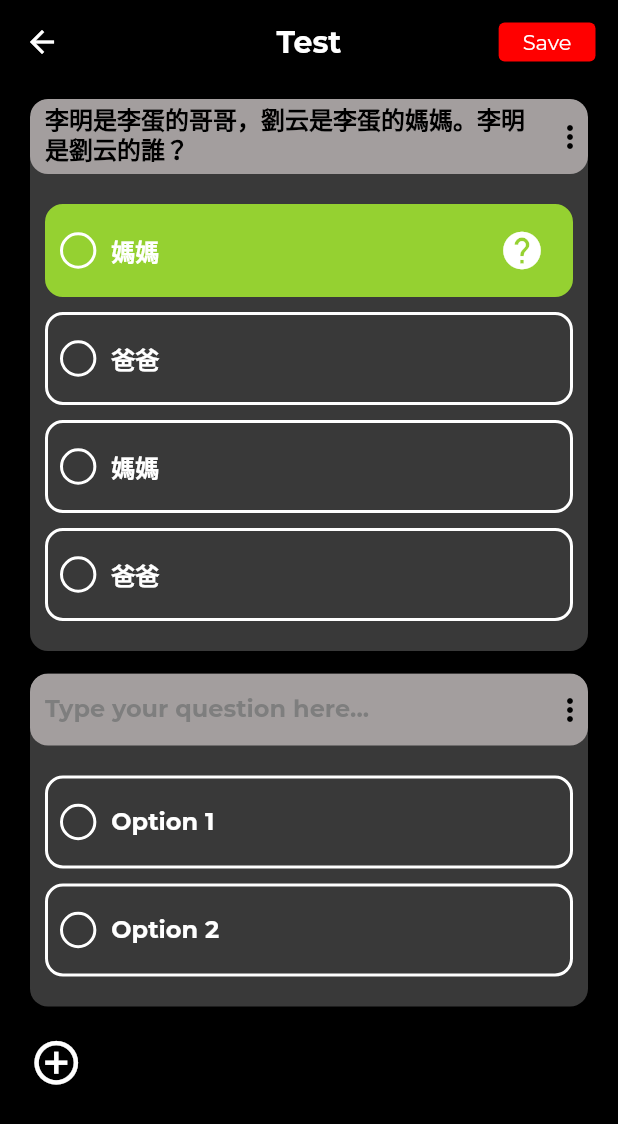
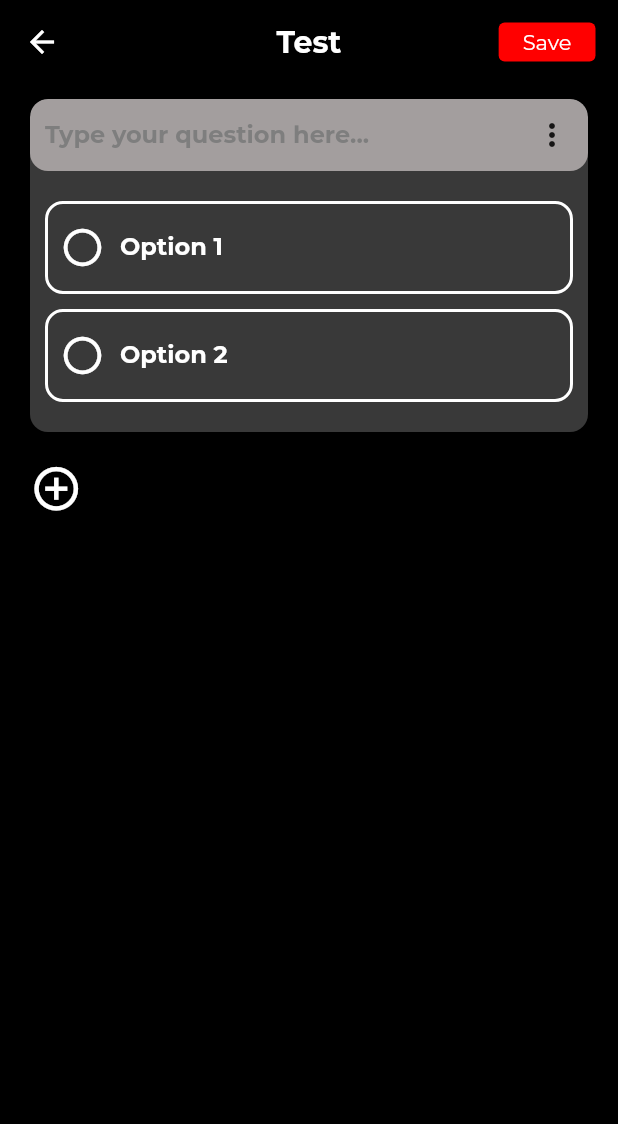
Before and after one commit to ShahrearBinAmin/ricciwawa, a Flutter app: the PostScreeen screen opened directly, after a tap on "Add Quiz", on a phone screen of 412 x 824 dp. Shown: the top 1124 px of the screen. Run offline on Flutter 3.47's test engine with Material 2 defaults, Android fonts, the phone set to English and light mode, and no system bars; our stand-ins replace bloc, flutter_bloc.

Commit message:
git status

```diff
--- a/lib/constants.dart
+++ b/lib/constants.dart
@@ -17,3 +17,5 @@ const double kDefaultPadding = 20.0;
 const double kBorderWidth = 3.0;
 
 enum Status { CORRECT, WRONG, CHECK_DISABLED, CHECK_ENABLED }
+
+enum CardAction { Duplicate, Delete }
--- a/lib/data/models/question.dart
+++ b/lib/data/models/question.dart
@@ -24,6 +24,33 @@ class Question {
   void addOption(Option option) {
     options.add(option);
   }
+
+  Question copyWith({
+    String? questionId,
+    String? questionText,
+    String? correctOptionId,
+    String? correctOptionName,
+    String? explanation,
+    int? position,
+    bool? shuffleOption,
+    List<Option>? options,
+  }) {
+    return Question(
+      questionId: questionId ?? this.questionId,
+      questionText: questionText ?? this.questionText,
+      correctOptionId: correctOptionId ?? this.correctOptionId,
+      correctOptionName: correctOptionName ?? this.correctOptionName,
+      explanation: explanation ?? this.explanation,
+      position: position ?? this.position,
+      shuffleOption: shuffleOption ?? this.shuffleOption,
+      options: options ?? this.options.map((e) => e.copyWith()).toList(),
+    );
+  }
+
+  @override
+  String toString() {
+    return 'Question(questionId: $questionId, questionText: $questionText, correctOptionId: $correctOptionId, correctOptionName: $correctOptionName, explanation: $explanation, position: $position, shuffleOption: $shuffleOption, options: $options)';
+  }
 }
 
 class OptionStat {
@@ -35,6 +62,23 @@ class OptionStat {
     this.percentage = 0,
     this.answeredUsersCount = 0,
   });
+
+  OptionStat copyWith({
+    List<User>? answeredUsers,
+    double? percentage,
+    int? answeredUsersCount,
+  }) {
+    return OptionStat(
+      answeredUsers:
+          answeredUsers ?? this.answeredUsers.map((e) => e.copyWith()).toList(),
+      percentage: percentage ?? this.percentage,
+      answeredUsersCount: answeredUsersCount ?? this.answeredUsersCount,
+    );
+  }
+
+  @override
+  String toString() =>
+      'OptionStat(answeredUsers: $answeredUsers, percentage: $percentage, answeredUsersCount: $answeredUsersCount)';
 }
 
 class Option {
@@ -47,4 +91,21 @@ class Option {
       required this.optionName,
       required this.optionText,
       required this.optionStat});
+
+  Option copyWith(
+      {String? optionId,
+      String? optionName,
+      String? optionText,
+      OptionStat? optionStat}) {
+    return Option(
+      optionId: optionId ?? this.optionId,
+      optionName: optionName ?? this.optionName,
+      optionText: optionText ?? this.optionText,
+      optionStat: optionStat ?? this.optionStat,
+    );
+  }
+
+  @override
+  String toString() =>
+      'Option(optionId: $optionId, optionName: $optionName, optionText: $optionText)';
 }
--- a/lib/data/models/quiz.dart
+++ b/lib/data/models/quiz.dart
@@ -16,4 +16,18 @@ class Quiz {
   void addQuestion(Question question) {
     questions.add(question);
   }
+
+  Quiz copyWith({
+    String? quizId,
+    String? postId,
+    String? creatorId,
+    List<Question>? questions,
+  }) {
+    return Quiz(
+      quizId: quizId ?? this.quizId,
+      postId: postId ?? this.postId,
+      creatorId: creatorId ?? this.creatorId,
+      questions: questions ?? this.questions.map((e) => e.copyWith()).toList(),
+    );
+  }
 }
--- a/lib/main.dart
+++ b/lib/main.dart
@@ -25,7 +25,7 @@ class MyApp extends StatelessWidget {
       theme: ThemeData(fontFamily: "Montserrat"),
       home: BlocProvider(
         create: (context) => QuizInfoBloc(QuizInfoRepository()),
-        child: QuizScreen(),
+        child: CreateQuiz(),
       ),
     );
   }
--- a/lib/screens/create_quiz/components/input_option.dart
+++ b/lib/screens/create_quiz/components/input_option.dart
@@ -1,17 +1,28 @@
 import 'package:flutter/material.dart';
 import 'package:ricciwawa/constants.dart';
+import 'package:ricciwawa/data/models/question.dart';
 import 'package:ricciwawa/screens/explanation/explanation.dart';
 
 class InputOption extends StatefulWidget {
-  final String optionId;
-  final String optionText;
+  String optionHintText;
+  Option option;
   bool correctOption;
+  bool setDefaultValues;
+  Function onSelectCorrectOption;
+  Function addNewOption;
+  int currentIndex;
+  int totalOptions;
 
   InputOption(
       {Key? key,
-      required this.optionId,
-      required this.optionText,
-      this.correctOption = false})
+      required this.optionHintText,
+      required this.option,
+      this.correctOption = false,
+      this.setDefaultValues = false,
+      required this.onSelectCorrectOption,
+      required this.currentIndex,
+      required this.totalOptions,
+      required this.addNewOption})
       : super(key: key);
 
   @override
@@ -19,6 +30,15 @@ class InputOption extends StatefulWidget {
 }
 
 class _InputOptionState extends State<InputOption> {
+  late TextEditingController _controller;
+  @override
+  void initState() {
+    _controller = TextEditingController(
+        text: widget.setDefaultValues ? widget.option.optionText : '');
+
+    super.initState();
+  }
+
   @override
   Widget build(BuildContext context) {
     return Container(
@@ -31,30 +51,64 @@ class _InputOptionState extends State<InputOption> {
               width: 2)),
       child: Row(
         children: [
-          Container(
-            padding: EdgeInsets.all(8),
-            decoration: BoxDecoration(
-                shape: BoxShape.circle,
-                border: Border.all(color: Colors.white, width: 2)),
-            child: InkWell(
-              child: Text(
-                widget.optionId,
-                textAlign: TextAlign.center,
-                style: TextStyle(
-                    fontWeight: FontWeight.bold,
-                    color: Colors.white,
-                    fontSize: 15),
+          if (widget.correctOption) ...[
+            InkWell(
+              onTap: () {
+                widget.onSelectCorrectOption(widget.option.optionName);
+              },
+              child: Icon(
+                Icons.check_circle_outline,
+                color: Colors.white,
+                size: 30,
               ),
-            ),
-          ),
+            )
+          ] else ...[
+            // Container(
+            //   padding: EdgeInsets.all(8),
+            //   decoration: BoxDecoration(
+            //       shape: BoxShape.circle,
+            //       border: Border.all(color: Colors.white, width: 2)),
+            //   child: InkWell(
+            //     child: Text(
+            //       " ",
+            //       textAlign: TextAlign.center,
+            //       style: TextStyle(
+            //           fontWeight: FontWeight.bold,
+            //           color: Colors.white,
+            //           fontSize: 15),
+            //     ),
+            //   ),
+            // )
+            InkWell(
+              onTap: () {
+                widget.onSelectCorrectOption(widget.option.optionName);
+              },
+              child: Icon(
+                Icons.circle_outlined,
+                color: Colors.white,
+                size: 30,
+              ),
+            )
+          ],
           SizedBox(
             width: 10,
           ),
           Expanded(
             child: TextField(
               style: TextStyle(color: Colors.white),
+              controller: _controller,
+              onChanged: (String text) {
+                widget.option.optionText = text;
+              },
+              onEditingComplete: () {},
+              onSubmitted: (String text) {
+                if (widget.currentIndex == widget.totalOptions - 1 &&
+                    widget.totalOptions <= 5) {
+                  widget.addNewOption();
+                }
+              },
               decoration: InputDecoration(
-                  hintText: widget.optionText,
+                  hintText: widget.optionHintText,
                   border: InputBorder.none,
                   suffixIcon: widget.correctOption
                       ? InkWell(
@@ -77,4 +131,10 @@ class _InputOptionState extends State<InputOption> {
       ),
     );
   }
+
+  @override
+  void dispose() {
+    _controller.dispose();
+    super.dispose();
+  }
 }
--- a/lib/screens/create_quiz/create_quiz_screen.dart
+++ b/lib/screens/create_quiz/create_quiz_screen.dart
@@ -1,10 +1,39 @@
 import 'package:flutter/material.dart';
 import 'package:ricciwawa/constants.dart';
+import 'package:ricciwawa/data/models/question.dart';
+import 'package:ricciwawa/utils/util.dart';
 
 import 'components/input_option.dart';
 
-class CreateQuiz extends StatelessWidget {
+class CreateQuiz extends StatefulWidget {
   const CreateQuiz({Key? key}) : super(key: key);
+
+  @override
+  _CreateQuizState createState() => _CreateQuizState();
+}
+
+class _CreateQuizState extends State<CreateQuiz> {
+  List<Question> _questions = [
+    generateQuestion(1),
+  ];
+
+  void onDeleteQuestion(String questionId) {
+    setState(() {
+      _questions = _questions
+          .where((element) => element.questionId != questionId)
+          .toList();
+    });
+  }
+
+  void onDuplicateQuestion(String questionId) {
+    Question currentQuestion =
+        _questions.firstWhere((element) => element.questionId == questionId);
+    Question _copiedQuestion = currentQuestion.copyWith(
+        questionId: (_questions.length + 1).toString());
+    _questions.add(_copiedQuestion);
+
+    setState(() {});
+  }
 
   @override
   Widget build(BuildContext context) {
@@ -26,7 +55,11 @@ class CreateQuiz extends StatelessWidget {
             padding: EdgeInsets.symmetric(vertical: 15),
             margin: EdgeInsets.symmetric(horizontal: 15),
             child: ElevatedButton(
-              onPressed: () {},
+              onPressed: () {
+                for (var q in _questions) {
+                  print(q);
+                }
+              },
               child: Text("Save",
                   style: Theme.of(context).textTheme.bodyText1?.copyWith(
                       color: Colors.white, fontWeight: FontWeight.w500)),
@@ -35,125 +68,92 @@ class CreateQuiz extends StatelessWidget {
           ),
         ],
       ),
-      body: Container(
+      body: SingleChildScrollView(
+        child: Container(
           padding: EdgeInsets.symmetric(vertical: 10, horizontal: 10),
           margin: EdgeInsets.symmetric(horizontal: 10),
           child: Column(
             children: [
-            CreatedQuestionCard(),
+              // CreatedQuestionCard(),
+              // SizedBox(
+              //   height: 15,
+              // ),
+              ListView.separated(
+                  shrinkWrap: true,
+                  physics: NeverScrollableScrollPhysics(),
+                  scrollDirection: Axis.vertical,
+                  itemBuilder: (BuildContext context, int index) {
+                    return CreationQuestionCard(
+                      question: _questions[index],
+                      onDelete: onDeleteQuestion,
+                      onDuplicate: onDuplicateQuestion,
+                    );
+                  },
+                  separatorBuilder: (BuildContext context, int index) =>
                       SizedBox(
                         height: 15,
                       ),
-            CreationQuestionCard(),
+                  itemCount: _questions.length),
               SizedBox(
                 height: 20,
               ),
               Row(
                 children: [
-                Icon(
+                  InkWell(
+                    onTap: () {
+                      _questions.add(generateQuestion(_questions.length + 1));
+                      setState(() {});
+                    },
+                    child: Icon(
                       Icons.add_circle_outline,
                       color: Colors.white,
                       size: 35,
+                    ),
                   ),
                 ],
               ),
             ],
           ),
         ),
-    );
-  }
-}
-
-class CreatedQuestionCard extends StatelessWidget {
-  const CreatedQuestionCard({
-    Key? key,
-  }) : super(key: key);
-
-  @override
-  Widget build(BuildContext context) {
-    TextEditingController _textEditingController = TextEditingController();
-    _textEditingController.text = "李明是李蛋的哥哥，劉云是李蛋的媽媽。李明是劉云的誰？";
-
-    return Container(
-      clipBehavior: Clip.antiAlias,
-      decoration: BoxDecoration(
-          color: kDarkGrey, borderRadius: BorderRadius.circular(12)),
-      child: Column(
-        children: [
-          Container(
-            decoration: BoxDecoration(
-                color: kLightGreyColor,
-                borderRadius: BorderRadius.circular(12)),
-            child: Row(
-              children: [
-                Expanded(
-                  child: TextField(
-                    maxLines: 3,
-                    minLines: 1,
-                    controller: _textEditingController,
-                    style: TextStyle(
-                        color: Colors.black, fontWeight: FontWeight.bold),
-                    decoration: InputDecoration(
-                        border: InputBorder.none,
-                        contentPadding: const EdgeInsets.fromLTRB(10, 5, 0, 5),
-                        hintStyle: TextStyle(
-                            fontWeight: FontWeight.bold,
-                            color: Color(0xFF7E7E7E))),
-                  ),
-                ),
-                InkWell(
-                  onTap: () {},
-                  child: Icon(
-                    Icons.more_vert,
-                    color: Colors.black,
-                  ),
-                )
-              ],
-            ),
-          ),
-          Container(
-            padding: const EdgeInsets.symmetric(vertical: 20, horizontal: 10),
-            child: Column(
-              children: [
-                InputOption(
-                  optionId: " ",
-                  optionText: "媽媽",
-                  correctOption: true,
-                ),
-                SizedBox(
-                  height: 10,
-                ),
-                InputOption(
-                  optionId: " ",
-                  optionText: "爸爸",
-                ),
-                SizedBox(
-                  height: 10,
-                ),
-                InputOption(
-                  optionId: " ",
-                  optionText: "媽媽",
-                ),
-                SizedBox(
-                  height: 10,
-                ),
-                InputOption(
-                  optionId: " ",
-                  optionText: "爸爸",
-                )
-              ],
-            ),
-          ),
-        ],
       ),
     );
   }
 }
 
-class CreationQuestionCard extends StatelessWidget {
-  const CreationQuestionCard({
-    Key? key,
-  }) : super(key: key);
+class CreationQuestionCard extends StatefulWidget {
+  Question question;
+  Function onDelete;
+  Function onDuplicate;
+  CreationQuestionCard(
+      {Key? key,
+      required this.question,
+      required this.onDelete,
+      required this.onDuplicate})
+      : super(key: key);
+
+  @override
+  _CreationQuestionCardState createState() => _CreationQuestionCardState();
+}
+
+class _CreationQuestionCardState extends State<CreationQuestionCard> {
+  // List<Option> _currentOptions = List.generate(
+  //     2,
+  //     (index) => Option(
+  //         optionId: "${index + 1}",
+  //         optionName: "${index + 1}",
+  //         optionText: "${index + 1}",
+  //         optionStat: generateOptionSate()));
+
+  void onSelectCorrectOption(String optionName) {
+    this.widget.question.correctOptionName = optionName;
+    setState(() {});
+  }
+
+  void addOption() {
+    this.widget.question.addOption(
+        generateOption("${this.widget.question.options.length + 1}"));
+    setState(() {});
+  }
 
   @override
   Widget build(BuildContext context) {
@@ -173,6 +173,9 @@ class CreationQuestionCard extends StatelessWidget {
                   child: TextField(
                     maxLines: 3,
                     minLines: 1,
+                    onChanged: (String text) {
+                      widget.question.questionText = text;
+                    },
                     decoration: InputDecoration(
                         hintText: "Type your question here...",
                         border: InputBorder.none,
@@ -182,33 +185,53 @@ class CreationQuestionCard extends StatelessWidget {
                             color: Color(0xFF7E7E7E))),
                   ),
                 ),
-                InkWell(
-                  onTap: () {},
-                  child: Icon(
-                    Icons.more_vert,
-                    color: Colors.black,
-                  ),
+                // InkWell(
+                //   onTap: () {},
+                //   child: Icon(
+                //     Icons.more_vert,
+                //     color: Colors.black,
+                //   ),
+                // )
+                PopupMenuButton<CardAction>(
+                  onSelected: (CardAction result) {
+                    if (result == CardAction.Delete) {
+                      widget.onDelete(widget.question.questionId);
+                    } else if (result == CardAction.Duplicate) {
+                      widget.onDuplicate(widget.question.questionId);
+                    }
+                  },
+                  itemBuilder: (BuildContext context) =>
+                      <PopupMenuEntry<CardAction>>[
+                    const PopupMenuItem<CardAction>(
+                        value: CardAction.Duplicate, child: Text("Duplicate")),
+                    const PopupMenuItem<CardAction>(
+                        value: CardAction.Delete, child: Text("Delete"))
+                  ],
                 )
               ],
             ),
           ),
           Container(
             padding: const EdgeInsets.symmetric(vertical: 20, horizontal: 10),
-            child: Column(
-              children: [
-                InputOption(
-                  optionId: " ",
-                  optionText: "Option 1",
-                ),
-                SizedBox(
+            child: ListView.separated(
+                itemCount: widget.question.options.length,
+                physics: NeverScrollableScrollPhysics(),
+                separatorBuilder: (_, indx) => SizedBox(
                       height: 10,
                     ),
-                InputOption(
-                  optionId: " ",
-                  optionText: "Option 2",
-                )
-              ],
-            ),
+                shrinkWrap: true,
+                itemBuilder: (BuildContext context, int index) {
+                  return InputOption(
+                      addNewOption: addOption,
+                      currentIndex: index,
+                      totalOptions: widget.question.options.length,
+                      onSelectCorrectOption: onSelectCorrectOption,
+                      option: widget.question.options[index],
+                      correctOption: widget.question.correctOptionName ==
+                          widget.question.options[index].optionName,
+                      optionHintText:
+                          "Option ${widget.question.options[index].optionName}");
+                }),
           ),
         ],
       ),
--- /dev/null
+++ b/lib/utils/util.dart
@@ -0,0 +1,39 @@
+import 'package:ricciwawa/data/models/question.dart';
+
+OptionStat generateOptionSate() {
+  return OptionStat(
+    percentage: 0.0,
+    answeredUsers: [],
+  );
+}
+
+Question generateQuestion(int id) {
+  return Question(
+      questionId: "$id",
+      questionText: "",
+      correctOptionId: "",
+      correctOptionName: "",
+      explanation: "",
+      position: 0,
+      shuffleOption: false,
+      options: [
+        Option(
+            optionId: "1",
+            optionName: "1",
+            optionText: "",
+            optionStat: generateOptionSate()),
+        Option(
+            optionId: "2",
+            optionName: "2",
+            optionText: "",
+            optionStat: generateOptionSate()),
+      ]);
+}
+
+Option generateOption(String name) {
+  return Option(
+      optionId: name,
+      optionName: name,
+      optionText: "",
+      optionStat: generateOptionSate());
+}
```
Also changed, not shown: lib/data/models/user.dart (+19 -0 lines). Lines whose indentation alone changed are shown as unchanged.
